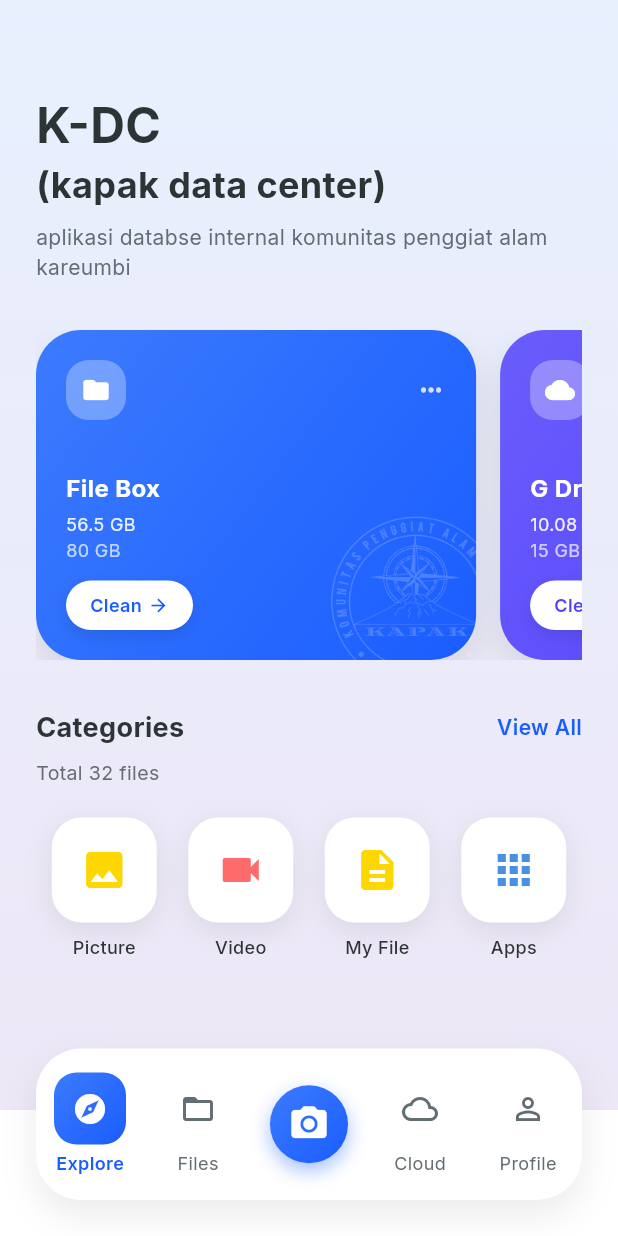
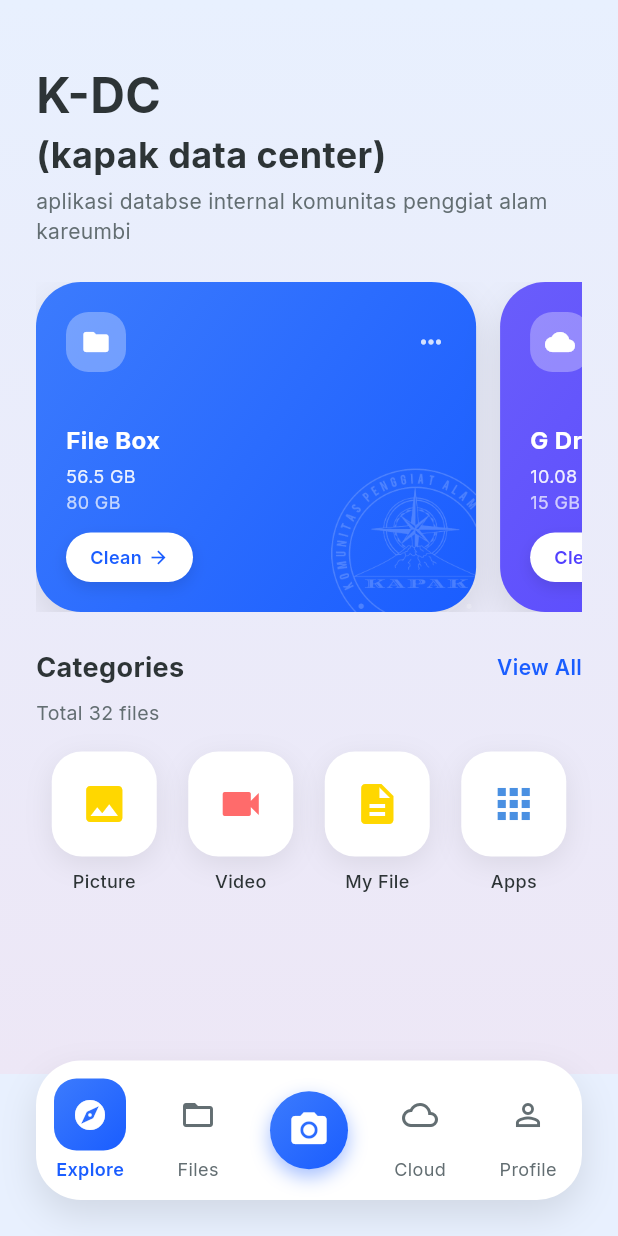
Before and after one commit to andrianxyz82-hue/kades, a Flutter app: the screen it shows after launch, on a phone screen of 412 x 824 dp. Run offline on Flutter 3.47's test engine with Material 3 defaults, Android fonts, the phone set to English and light mode, and no system bars; our stand-ins replace camera, google_fonts, open_file, permission_handler; missing offline and left inert: file_manager.

Commit message:
UI Polish: Nav Bar & Home Layout + Real Camera Implementation

```diff
--- a/lib/screens/home_dashboard_screen.dart
+++ b/lib/screens/home_dashboard_screen.dart
@@ -17,6 +17,7 @@ class HomeDashboardScreen extends StatelessWidget {
   Widget build(BuildContext context) {
     return Scaffold(
       extendBody: true, // Important for floating effect
+      backgroundColor: AppColors.backgroundGradient.colors.first, // Fix dark area
       body: Container(
         decoration: const BoxDecoration(
           gradient: AppColors.backgroundGradient,
@@ -24,7 +25,7 @@ class HomeDashboardScreen extends StatelessWidget {
         child: SafeArea(
           bottom: false, // Allow content to go behind bottom nav
           child: SingleChildScrollView(
-            padding: const EdgeInsets.fromLTRB(24, 60, 24, 100), // Top padding increased, bottom for nav
+            padding: const EdgeInsets.fromLTRB(24, 40, 24, 120), // Reduced top padding, increased bottom
             child: Column(
               crossAxisAlignment: CrossAxisAlignment.start,
               children: [
@@ -45,7 +46,7 @@ class HomeDashboardScreen extends StatelessWidget {
                     fontWeight: FontWeight.bold,
                   ),
                 ),
-                const SizedBox(height: 8),
+                const SizedBox(height: 4), // Reduced spacing
                 const Text(
                   "aplikasi databse internal komunitas penggiat alam kareumbi",
                   style: TextStyle(
@@ -53,7 +54,7 @@ class HomeDashboardScreen extends StatelessWidget {
                     fontSize: 14,
                   ),
                 ),
-                const SizedBox(height: 32),
+                const SizedBox(height: 24), // Reduced spacing
 
                 // Storage Cards
                 SizedBox(
@@ -128,7 +129,7 @@ class HomeDashboardScreen extends StatelessWidget {
                     ],
                   ),
                 ),
-                const SizedBox(height: 32),
+                const SizedBox(height: 24), // Reduced spacing
 
                 // Categories Section
                 Row(
@@ -160,7 +161,7 @@ class HomeDashboardScreen extends StatelessWidget {
                     fontSize: 13,
                   ),
                 ),
-                const SizedBox(height: 20),
+                const SizedBox(height: 16), // Reduced spacing
 
                 // Category Grid
                 Row(
@@ -194,14 +195,14 @@ class HomeDashboardScreen extends StatelessWidget {
         ),
       ),
       bottomNavigationBar: Container(
-        margin: const EdgeInsets.all(24),
-        padding: const EdgeInsets.symmetric(vertical: 16),
+        margin: const EdgeInsets.fromLTRB(24, 0, 24, 24), // Added bottom margin
+        padding: const EdgeInsets.symmetric(vertical: 12), // Reduced vertical padding
         decoration: BoxDecoration(
           color: Colors.white,
-          borderRadius: BorderRadius.circular(30),
+          borderRadius: BorderRadius.circular(30), // Rounded corners
           boxShadow: [
             BoxShadow(
-              color: Colors.black.withOpacity(0.08),
+              color: Colors.black.withOpacity(0.1),
               blurRadius: 20,
               offset: const Offset(0, 10),
             ),
--- a/pubspec.yaml
+++ b/pubspec.yaml
@@ -24,6 +24,7 @@ dependencies:
 
   # REPLACEMENT FOR open_file_plus (compatible & stable)
   open_file: ^3.3.2
+  camera: ^0.11.3
 
 dev_dependencies:
   flutter_test:
```
Also changed, not shown: lib/screens/camera_save_screen.dart (+103 -15 lines), pubspec.lock.
